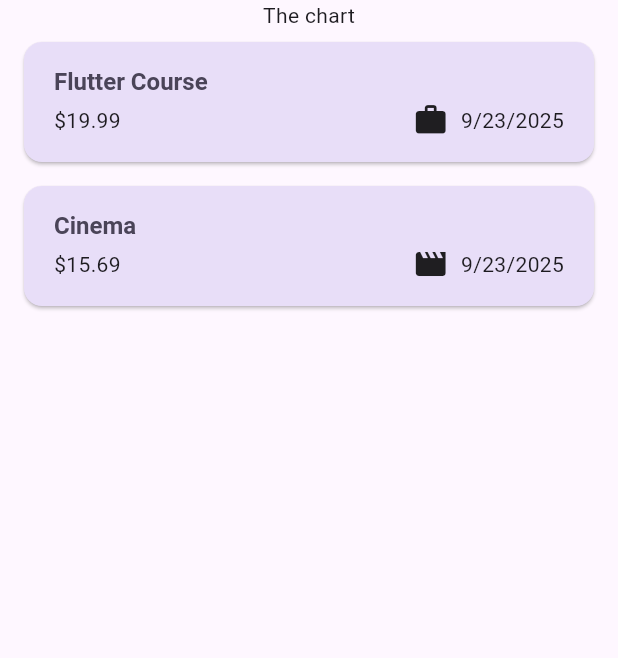
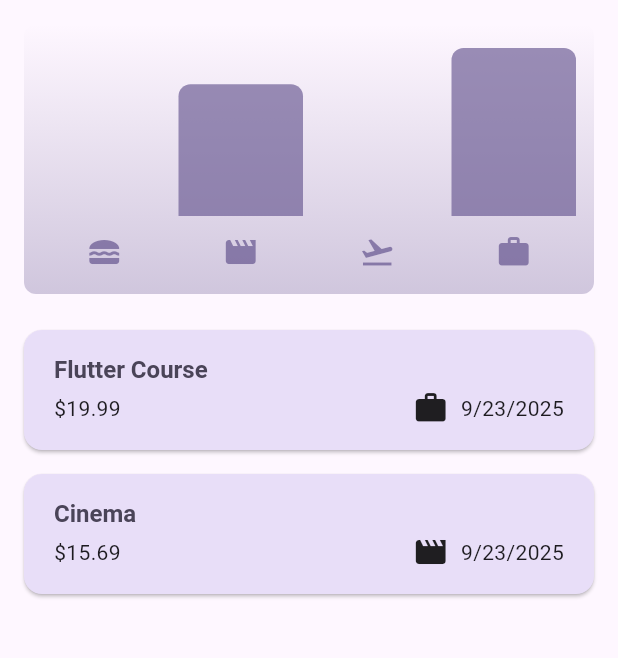
Before and after one commit to Riky11/flutter_proyects, a Flutter app: the screen it shows after launch, on a phone screen of 412 x 824 dp, the part 84-742 px from its top. Run offline on Flutter 3.47's test engine with Material 3 defaults, Android fonts, the phone set to English and light mode, and no system bars; our stand-ins replace google_fonts.

Commit message:
responsive video 137

```diff
--- a/expense_tracker/lib/main.dart
+++ b/expense_tracker/lib/main.dart
@@ -1,13 +1,44 @@
 import 'package:expense_tracker/widgets/expenses.dart';
 import 'package:flutter/material.dart';
+import 'package:flutter/services.dart';
 
 var kColorScheme = ColorScheme.fromSeed(
   seedColor: Color.fromARGB(255, 96, 59, 181),
 );
 
+var kDarkColorSheme = ColorScheme.fromSeed(
+  brightness: Brightness.dark,
+  seedColor: Color.fromARGB(255, 5, 99, 125)
+  );
+
 void main() {
+  // ******   Bloquear giro de pantalla    ***************
+  // WidgetsFlutterBinding.ensureInitialized();
+  // SystemChrome.setPreferredOrientations([
+  //   DeviceOrientation.portraitUp
+  // ]).then((fn) {
+
+  // });
+  // *****************************************************
+
+
   runApp(
     MaterialApp(
+      darkTheme: ThemeData.dark().copyWith(
+        useMaterial3: true,
+        colorScheme: kDarkColorSheme,
+        cardTheme: CardThemeData().copyWith(
+          color: kDarkColorSheme.secondaryContainer,
+          margin: EdgeInsets.symmetric(horizontal: 16, vertical: 8),
+        ),
+        elevatedButtonTheme: ElevatedButtonThemeData(
+          style: ElevatedButton.styleFrom(
+            backgroundColor: kDarkColorSheme.primaryContainer,
+            foregroundColor: kDarkColorSheme.onPrimaryContainer
+          ),
+        ),
+      ),
+
       theme: ThemeData().copyWith(
         useMaterial3: true,
         colorScheme: kColorScheme,
@@ -32,6 +63,7 @@
           ),
         ),
       ),
+      //themeMode: ThemeMode.system, //default
       home: Expenses(),
     ),
   );
--- a/expense_tracker/lib/models/expense.dart
+++ b/expense_tracker/lib/models/expense.dart
@@ -6,7 +6,7 @@
 
 const uuid = Uuid();
 
-enum Category {food, travel, leisure, work}
+enum Category { food, travel, leisure, work }
 
 const categoryIcons = {
   Category.food: Icons.lunch_dining,
@@ -20,9 +20,8 @@
     required this.title,
     required this.amount,
     required this.date,
-    required this.category
+    required this.category,
   }) : id = uuid.v4();
-
 
   final String id;
   final String title;
@@ -34,3 +33,25 @@
     return formatter.format(date);
   }
 }
+
+class ExpenseBucket {
+  ExpenseBucket({required this.category, required this.expenses});
+
+  ExpenseBucket.forCategory(List<Expense> allExpenses, this.category)
+    : expenses = allExpenses
+          .where((expense) => expense.category == category)
+          .toList();
+
+  final Category category;
+  final List<Expense> expenses;
+
+  double get totalExpenses {
+    double sum = 0;
+
+    for (var expense in expenses) {
+      sum += expense.amount;
+    }
+
+    return sum;
+  }
+}
--- /dev/null
+++ b/expense_tracker/lib/widgets/chart/chart.dart
@@ -0,0 +1,95 @@
+import 'package:flutter/material.dart';
+
+import 'package:expense_tracker/widgets/chart/chart_bar.dart';
+import 'package:expense_tracker/models/expense.dart';
+
+class Chart extends StatelessWidget {
+  const Chart({super.key, required this.expenses});
+
+  final List<Expense> expenses;
+
+  List<ExpenseBucket> get buckets {
+    return [
+      ExpenseBucket.forCategory(expenses, Category.food),
+      ExpenseBucket.forCategory(expenses, Category.leisure),
+      ExpenseBucket.forCategory(expenses, Category.travel),
+      ExpenseBucket.forCategory(expenses, Category.work),
+    ];
+  }
+
+  double get maxTotalExpense {
+    double maxTotalExpense = 0;
+
+    for (final bucket in buckets) {
+      if (bucket.totalExpenses > maxTotalExpense) {
+        maxTotalExpense = bucket.totalExpenses;
+      }
+    }
+
+    return maxTotalExpense;
+  }
+
+  @override
+  Widget build(BuildContext context) {
+    final isDarkMode =
+        MediaQuery.of(context).platformBrightness == Brightness.dark;
+    return Container(
+      margin: const EdgeInsets.all(16),
+      padding: const EdgeInsets.symmetric(
+        vertical: 16,
+        horizontal: 8,
+      ),
+      width: double.infinity,
+      height: 180,
+      decoration: BoxDecoration(
+        borderRadius: BorderRadius.circular(8),
+        gradient: LinearGradient(
+          colors: [
+            Theme.of(context).colorScheme.primary.withOpacity(0.3),
+            Theme.of(context).colorScheme.primary.withOpacity(0.0)
+          ],
+          begin: Alignment.bottomCenter,
+          end: Alignment.topCenter,
+        ),
+      ),
+      child: Column(
+        children: [
+          Expanded(
+            child: Row(
+              crossAxisAlignment: CrossAxisAlignment.end,
+              children: [
+                for (final bucket in buckets) // alternative to map()
+                  ChartBar(
+                    fill: bucket.totalExpenses == 0
+                        ? 0
+                        : bucket.totalExpenses / maxTotalExpense,
+                  )
+              ],
+            ),
+          ),
+          const SizedBox(height: 12),
+          Row(
+            children: buckets
+                .map(
+                  (bucket) => Expanded(
+                    child: Padding(
+                      padding: const EdgeInsets.symmetric(horizontal: 4),
+                      child: Icon(
+                        categoryIcons[bucket.category],
+                        color: isDarkMode
+                            ? Theme.of(context).colorScheme.secondary
+                            : Theme.of(context)
+                                .colorScheme
+                                .primary
+                                .withOpacity(0.7),
+                      ),
+                    ),
+                  ),
+                )
+                .toList(),
+          )
+        ],
+      ),
+    );
+  }
+}
--- /dev/null
+++ b/expense_tracker/lib/widgets/chart/chart_bar.dart
@@ -0,0 +1,34 @@
+import 'package:flutter/material.dart';
+
+class ChartBar extends StatelessWidget {
+  const ChartBar({
+    super.key,
+    required this.fill,
+  });
+
+  final double fill;
+
+  @override
+  Widget build(BuildContext context) {
+    final isDarkMode =
+        MediaQuery.of(context).platformBrightness == Brightness.dark;
+    return Expanded(
+      child: Padding(
+        padding: const EdgeInsets.symmetric(horizontal: 4),
+        child: FractionallySizedBox(
+          heightFactor: fill,
+          child: DecoratedBox(
+            decoration: BoxDecoration(
+              shape: BoxShape.rectangle,
+              borderRadius:
+                  const BorderRadius.vertical(top: Radius.circular(8)),
+              color: isDarkMode
+                  ? Theme.of(context).colorScheme.secondary
+                  : Theme.of(context).colorScheme.primary.withOpacity(0.65),
+            ),
+          ),
+        ),
+      ),
+    );
+  }
+}
--- a/expense_tracker/lib/widgets/expenses.dart
+++ b/expense_tracker/lib/widgets/expenses.dart
@@ -1,3 +1,4 @@
+import 'package:expense_tracker/widgets/chart/chart.dart';
 import 'package:expense_tracker/widgets/expenses_list/expenses_list.dart';
 import 'package:expense_tracker/models/expense.dart';
 import 'package:expense_tracker/widgets/new_expese.dart';
@@ -86,7 +87,7 @@
       ),
       body: Column(
         children: [
-          Text('The chart'),
+          Chart(expenses:   _registeredExpenses),
           Expanded(child: mainContent),
         ],
       ),
```
